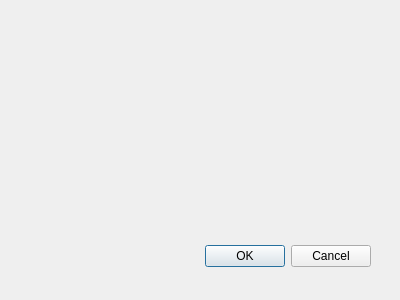
First picture: the form in Unilever/skillslevelwidget.ui, repository kokian/Unilever_v2, before the edit.
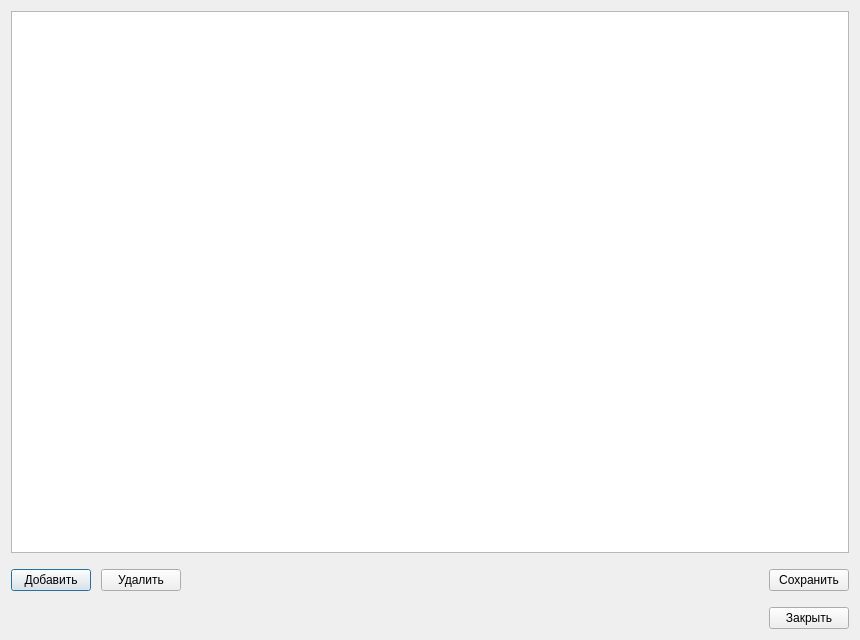
Second picture: the form after the edit.

What changed in the file:
```diff
--- a/Unilever/skillslevelwidget.ui
+++ b/Unilever/skillslevelwidget.ui
@@ -8,29 +8,89 @@
    <rect>
     <x>0</x>
     <y>0</y>
-    <width>400</width>
-    <height>300</height>
+    <width>860</width>
+    <height>640</height>
    </rect>
   </property>
   <property name="windowTitle">
    <string>Dialog</string>
   </property>
-  <widget class="QDialogButtonBox" name="buttonBox">
-   <property name="geometry">
-    <rect>
-     <x>30</x>
-     <y>240</y>
-     <width>341</width>
-     <height>32</height>
-    </rect>
-   </property>
-   <property name="orientation">
-    <enum>Qt::Horizontal</enum>
-   </property>
-   <property name="standardButtons">
-    <set>QDialogButtonBox::Cancel|QDialogButtonBox::Ok</set>
-   </property>
-  </widget>
+  <layout class="QVBoxLayout" name="verticalLayout">
+   <item>
+    <widget class="QTableView" name="tableView"/>
+   </item>
+   <item>
+    <layout class="QHBoxLayout" name="horizontalLayout">
+     <property name="spacing">
+      <number>10</number>
+     </property>
+     <property name="topMargin">
+      <number>10</number>
+     </property>
+     <item>
+      <widget class="QPushButton" name="pushButton_3">
+       <property name="text">
+        <string>Добавить</string>
+       </property>
+      </widget>
+     </item>
+     <item>
+      <widget class="QPushButton" name="pushButton_4">
+       <property name="text">
+        <string>Удалить</string>
+       </property>
+      </widget>
+     </item>
+     <item>
+      <spacer name="horizontalSpacer_2">
+       <property name="orientation">
+        <enum>Qt::Horizontal</enum>
+       </property>
+       <property name="sizeHint" stdset="0">
+        <size>
+         <width>40</width>
+         <height>20</height>
+        </size>
+       </property>
+      </spacer>
+     </item>
+     <item>
+      <widget class="QPushButton" name="pushButton">
+       <property name="text">
+        <string>Сохранить</string>
+       </property>
+      </widget>
+     </item>
+    </layout>
+   </item>
+   <item>
+    <layout class="QHBoxLayout" name="horizontalLayout_2">
+     <property name="topMargin">
+      <number>10</number>
+     </property>
+     <item>
+      <spacer name="horizontalSpacer">
+       <property name="orientation">
+        <enum>Qt::Horizontal</enum>
+       </property>
+       <property name="sizeHint" stdset="0">
+        <size>
+         <width>40</width>
+         <height>20</height>
+        </size>
+       </property>
+      </spacer>
+     </item>
+     <item>
+      <widget class="QPushButton" name="pushButton_2">
+       <property name="text">
+        <string>Закрыть</string>
+       </property>
+      </widget>
+     </item>
+    </layout>
+   </item>
+  </layout>
  </widget>
  <pixmapfunction/>
  <resources/>
```
Left out of the diff: 40 changed lines with no effect on the pictures.
